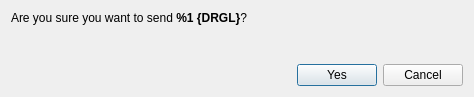
This is src/gui/ui/confirmsenddialog.ui in aejontargaryen/FanGoldWallet as Qt 5 draws it before an edit. The edited form follows.
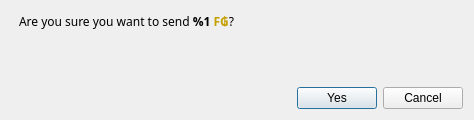
This is the edited form. Icons and pictures are not drawn.

```diff
--- a/src/gui/ui/confirmsenddialog.ui
+++ b/src/gui/ui/confirmsenddialog.ui
@@ -10,7 +10,7 @@
     <x>0</x>
     <y>0</y>
     <width>474</width>
-    <height>97</height>
+    <height>120</height>
    </rect>
   </property>
   <property name="windowTitle">
@@ -21,22 +21,58 @@
     <layout class="QVBoxLayout" name="verticalLayout_2">
      <item>
       <widget class="QLabel" name="m_confirmLabel">
+       <property name="minimumSize">
+        <size>
+         <width>0</width>
+         <height>21</height>
+        </size>
+       </property>
+       <property name="styleSheet">
+        <string notr="true">font-family: Cinzel;</string>
+       </property>
        <property name="text">
-        <string>&lt;html&gt;&lt;head/&gt;&lt;body&gt;&lt;p&gt;Are you sure you want to send &lt;span style=&quot; font-weight:600;&quot;&gt;%1 {DRGL}&lt;/span&gt;?&lt;/p&gt;&lt;/body&gt;&lt;/html&gt;</string>
+        <string>&lt;html&gt;&lt;head/&gt;&lt;body&gt;&lt;p&gt;Are you sure you want to send &lt;span style=&quot; font-weight:600;&quot;&gt;%1 &lt;/span&gt;&lt;span style=&quot; font-weight:600; color:#c4a000;&quot;&gt;F&lt;/span&gt;&lt;span style=&quot; font-weight:600; color:#c4a000;&quot;&gt;₲&lt;/span&gt;?&lt;/p&gt;&lt;/body&gt;&lt;/html&gt;</string>
        </property>
        <property name="textFormat">
         <enum>Qt::RichText</enum>
        </property>
+       <property name="margin">
+        <number>-3</number>
+       </property>
+       <property name="indent">
+        <number>8</number>
+       </property>
       </widget>
      </item>
      <item>
       <widget class="QLabel" name="m_paymentIdLabel">
+       <property name="sizePolicy">
+        <sizepolicy hsizetype="Preferred" vsizetype="MinimumExpanding">
+         <horstretch>0</horstretch>
+         <verstretch>0</verstretch>
+        </sizepolicy>
+       </property>
+       <property name="minimumSize">
+        <size>
+         <width>0</width>
+         <height>17</height>
+        </size>
+       </property>
+       <property name="styleSheet">
+        <string notr="true"/>
+       </property>
        <property name="text">
         <string/>
        </property>
        <property name="textFormat">
         <enum>Qt::RichText</enum>
        </property>
+       <property name="margin">
+        <number>0</number>
+       </property>
+       <property name="indent">
+        <number>0</number>
+       </property>
       </widget>
      </item>
     </layout>
@@ -46,10 +82,13 @@
      <property name="orientation">
       <enum>Qt::Vertical</enum>
      </property>
+     <property name="sizeType">
+      <enum>QSizePolicy::MinimumExpanding</enum>
+     </property>
      <property name="sizeHint" stdset="0">
       <size>
        <width>20</width>
-       <height>40</height>
+       <height>10</height>
       </size>
      </property>
     </spacer>
```
